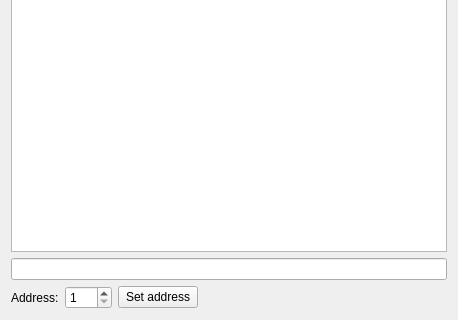
Qt form c/openASC_Controller/ui/terminaldialog.ui (thegeek82000/openasc) before a commit; both pictures show x 0 to 458 and y 168 to 488 of the 458 by 488 pixel window.
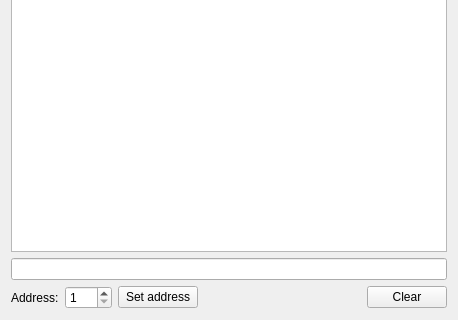
The same form after that commit.

Commit message: - Added a Clear button to the openASC_Controller terminal.

```diff
--- a/c/openASC_Controller/ui/terminaldialog.ui
+++ b/c/openASC_Controller/ui/terminaldialog.ui
@@ -63,7 +63,7 @@
        </property>
       </widget>
      </item>
-     <item row="0" column="3">
+     <item row="0" column="4">
       <spacer name="horizontalSpacer">
        <property name="orientation">
         <enum>Qt::Horizontal</enum>
@@ -76,6 +76,16 @@
        </property>
       </spacer>
      </item>
+     <item row="0" column="5">
+      <widget class="QPushButton" name="pushButtonClear">
+       <property name="text">
+        <string>Clear</string>
+       </property>
+       <property name="autoDefault">
+        <bool>false</bool>
+       </property>
+      </widget>
+     </item>
     </layout>
    </item>
   </layout>
```
The commit also changes 2 other files.
